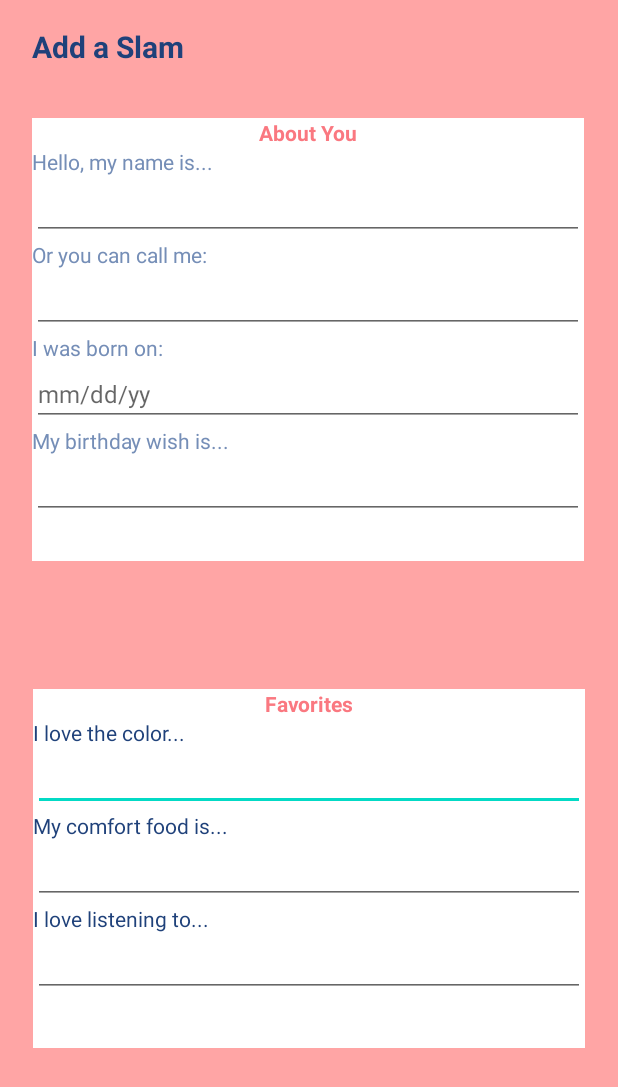
After one commit to Adr029/Memoir-Slambook, an Android app: the addSlam screen opened directly, with no data from a screen before it, on a phone screen of 412 x 824 dp. The commit adds this screen. Shown: the top 1087 px of the screen. Run offline under Robolectric (Android 15) with nearby library versions, the phone set to English and light mode, and no system bars.

Commit message:
created add slam activity

```diff
--- a/app/src/main/AndroidManifest.xml
+++ b/app/src/main/AndroidManifest.xml
@@ -11,6 +11,9 @@
         android:supportsRtl="true"
         android:theme="@style/Theme.Slambook"
         tools:targetApi="31">
+        <activity
+            android:name=".addSlam"
+            android:exported="false" />
         <activity
             android:name=".signUp"
             android:exported="false" />
--- /dev/null
+++ b/app/src/main/java/com/example/slambook/addSlam.java
@@ -0,0 +1,14 @@
+package com.example.slambook;
+
+import androidx.appcompat.app.AppCompatActivity;
+
+import android.os.Bundle;
+
+public class addSlam extends AppCompatActivity {
+
+    @Override
+    protected void onCreate(Bundle savedInstanceState) {
+        super.onCreate(savedInstanceState);
+        setContentView(R.layout.add_slam);
+    }
+}
--- a/app/src/main/java/com/example/slambook/homePage.java
+++ b/app/src/main/java/com/example/slambook/homePage.java
@@ -9,13 +9,14 @@ import android.widget.Button;
 
 public class homePage extends AppCompatActivity {
     Button sampleLogOut;
-
+    Button sampleAddSlam;
     @Override
     protected void onCreate(Bundle savedInstanceState) {
         super.onCreate(savedInstanceState);
         setContentView(R.layout.homepage);
 
         sampleLogOut = findViewById(R.id.testLogOut);
+        sampleAddSlam = findViewById(R.id.addSlam);
 
         sampleLogOut.setOnClickListener(new View.OnClickListener() {
             @Override
@@ -24,5 +25,13 @@ public class homePage extends AppCompatActivity {
                 startActivity(logout);
             }
         });
+
+        sampleAddSlam.setOnClickListener(new View.OnClickListener() {
+            @Override
+            public void onClick(View view) {
+                Intent newSlam = new Intent(homePage.this, addSlam.class);
+                startActivity(newSlam);
+            }
+        });
     }
 }
--- a/app/src/main/java/com/example/slambook/signUp.java
+++ b/app/src/main/java/com/example/slambook/signUp.java
@@ -13,7 +13,7 @@ Button btn_signIn;
     @Override
     protected void onCreate(Bundle savedInstanceState) {
         super.onCreate(savedInstanceState);
-        setContentView(R.layout.activity_sign_up);
+        setContentView(R.layout.sign_up);
         btn_signIn = findViewById(R.id.signIn2);
         btn_signUp = findViewById(R.id.signUp2);
         btn_signIn.setOnClickListener(new View.OnClickListener() {
--- /dev/null
+++ b/app/src/main/res/layout/add_slam.xml
@@ -0,0 +1,179 @@
+<?xml version="1.0" encoding="utf-8"?>
+<androidx.constraintlayout.widget.ConstraintLayout xmlns:android="http://schemas.android.com/apk/res/android"
+    xmlns:app="http://schemas.android.com/apk/res-auto"
+    xmlns:tools="http://schemas.android.com/tools"
+    android:layout_width="match_parent"
+    android:layout_height="match_parent"
+    android:background="@color/light_pink"
+    tools:context=".addSlam">
+
+    <TextView
+        android:id="@+id/textView6"
+        android:layout_width="wrap_content"
+        android:layout_height="wrap_content"
+        android:text="Add a Slam"
+        android:textColor="@color/dark_blue"
+        android:textSize="20sp"
+        android:textStyle="bold"
+        app:layout_constraintBottom_toBottomOf="parent"
+        app:layout_constraintEnd_toEndOf="parent"
+        app:layout_constraintHorizontal_bias="0.068"
+        app:layout_constraintStart_toStartOf="parent"
+        app:layout_constraintTop_toTopOf="parent"
+        app:layout_constraintVertical_bias="0.022" />
+
+    <LinearLayout
+        android:id="@+id/linearLayout2"
+        android:layout_width="368dp"
+        android:layout_height="239dp"
+        android:background="#FFFFFF"
+        android:orientation="vertical"
+        app:layout_constraintBottom_toBottomOf="parent"
+        app:layout_constraintEnd_toEndOf="parent"
+        app:layout_constraintStart_toStartOf="parent"
+        app:layout_constraintTop_toBottomOf="@+id/linearLayout"
+        app:layout_constraintVertical_bias="0.404">
+
+        <TextView
+            android:id="@+id/textView13"
+            android:layout_width="match_parent"
+            android:layout_height="wrap_content"
+            android:gravity="center"
+            android:text="Favorites"
+            android:textColor="@color/dark_pink"
+            android:textStyle="bold" />
+
+        <TextView
+            android:id="@+id/textView14"
+            android:layout_width="match_parent"
+            android:layout_height="wrap_content"
+            android:text="I love the color..."
+            android:textColor="@color/dark_blue" />
+
+        <EditText
+            android:id="@+id/editTextTextPersonName5"
+            android:layout_width="match_parent"
+            android:layout_height="wrap_content"
+            android:ems="10"
+            android:inputType="textPersonName"
+            android:textSize="16sp" />
+
+        <TextView
+            android:id="@+id/textView17"
+            android:layout_width="match_parent"
+            android:layout_height="wrap_content"
+            android:text="My comfort food is..."
+            android:textColor="@color/dark_blue" />
+
+        <EditText
+            android:id="@+id/editTextTextPersonName8"
+            android:layout_width="match_parent"
+            android:layout_height="wrap_content"
+            android:ems="10"
+            android:inputType="textPersonName"
+            android:textSize="16sp" />
+
+        <TextView
+            android:id="@+id/textView18"
+            android:layout_width="match_parent"
+            android:layout_height="wrap_content"
+            android:text="I love listening to..."
+            android:textColor="@color/dark_blue" />
+
+        <EditText
+            android:id="@+id/editTextTextPersonName9"
+            android:layout_width="match_parent"
+            android:layout_height="wrap_content"
+            android:ems="10"
+            android:inputType="textPersonName"
+            android:textSize="16sp" />
+    </LinearLayout>
+
+    <LinearLayout
+        android:id="@+id/linearLayout"
+        android:layout_width="368dp"
+        android:layout_height="295dp"
+        android:background="#FFFFFF"
+        android:orientation="vertical"
+        app:layout_constraintBottom_toBottomOf="parent"
+        app:layout_constraintEnd_toEndOf="parent"
+        app:layout_constraintHorizontal_bias="0.488"
+        app:layout_constraintStart_toStartOf="parent"
+        app:layout_constraintTop_toTopOf="parent"
+        app:layout_constraintVertical_bias="0.149">
+
+        <TextView
+            android:id="@+id/textView7"
+            android:layout_width="match_parent"
+            android:layout_height="wrap_content"
+            android:gravity="center"
+            android:text="About You"
+            android:textColor="@color/dark_pink"
+            android:textStyle="bold" />
+
+        <TextView
+            android:id="@+id/textView8"
+            android:layout_width="match_parent"
+            android:layout_height="wrap_content"
+            android:text="Hello, my name is..."
+            android:textColor="@color/blue" />
+
+        <EditText
+            android:id="@+id/editTextTextPersonName"
+            android:layout_width="match_parent"
+            android:layout_height="wrap_content"
+            android:ems="10"
+            android:inputType="textPersonName"
+            android:textColor="@color/light_blue"
+            android:textSize="16sp" />
+
+        <TextView
+            android:id="@+id/textView9"
+            android:layout_width="match_parent"
+            android:layout_height="wrap_content"
+            android:text="Or you can call me:"
+            android:textColor="@color/blue" />
+
+        <EditText
+            android:id="@+id/editTextTextPersonName2"
+            android:layout_width="match_parent"
+            android:layout_height="wrap_content"
+            android:ems="10"
+            android:inputType="textPersonName"
+            android:textColor="@color/light_blue"
+            android:textSize="16sp" />
+
+        <TextView
+            android:id="@+id/textView10"
+            android:layout_width="match_parent"
+            android:layout_height="wrap_content"
+            android:text="I was born on:"
+            android:textColor="@color/blue" />
+
+        <EditText
+            android:id="@+id/editTextDate"
+            android:layout_width="match_parent"
+            android:layout_height="wrap_content"
+            android:ems="10"
+            android:hint="mm/dd/yy"
+            android:inputType="date"
+            android:textColor="@color/light_blue"
+            android:textSize="16sp" />
+
+        <TextView
+            android:id="@+id/textView12"
+            android:layout_width="match_parent"
+            android:layout_height="wrap_content"
+            android:text="My birthday wish is..."
+            android:textColor="@color/blue" />
+
+        <EditText
+            android:id="@+id/editTextTextPersonName3"
+            android:layout_width="match_parent"
+            android:layout_height="wrap_content"
+            android:ems="10"
+            android:inputType="textPersonName"
+            android:textSize="16sp" />
+    </LinearLayout>
+
+</androidx.constraintlayout.widget.ConstraintLayout>
--- a/app/src/main/res/layout/homepage.xml
+++ b/app/src/main/res/layout/homepage.xml
@@ -32,7 +32,7 @@
             android:text="Home" />
 
         <Button
-            android:id="@+id/button5"
+            android:id="@+id/addSlam"
             android:layout_width="wrap_content"
             android:layout_height="wrap_content"
             android:text="Add Slam" />
--- a/app/src/main/res/values-night/themes.xml
+++ b/app/src/main/res/values-night/themes.xml
@@ -1,6 +1,6 @@
 <resources xmlns:tools="http://schemas.android.com/tools">
     <!-- Base application theme. -->
-    <style name="Theme.Slambook" parent="Theme.MaterialComponents.DayNight.DarkActionBar">
+    <style name="Theme.Slambook" parent="Theme.MaterialComponents.DayNight.NoActionBar">
         <!-- Primary brand color. -->
         <item name="colorPrimary">@color/purple_200</item>
         <item name="colorPrimaryVariant">@color/purple_700</item>
--- a/app/src/main/res/values/themes.xml
+++ b/app/src/main/res/values/themes.xml
@@ -1,6 +1,6 @@
 <resources xmlns:tools="http://schemas.android.com/tools">
     <!-- Base application theme. -->
-    <style name="Theme.Slambook" parent="Theme.MaterialComponents.DayNight.DarkActionBar">
+    <style name="Theme.Slambook" parent="Theme.MaterialComponents.DayNight.NoActionBar">
         <!-- Primary brand color. -->
         <item name="colorPrimary">@color/purple_500</item>
         <item name="colorPrimaryVariant">@color/purple_700</item>
```
Also changed, not shown: app/src/main/res/layout/sign_up.xml (renamed from app/src/main/res/layout/activity_sign_up.xml).
